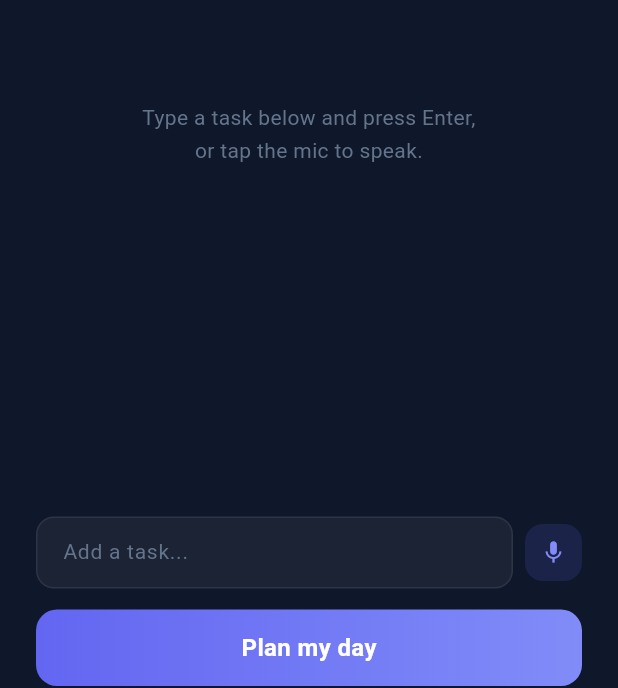
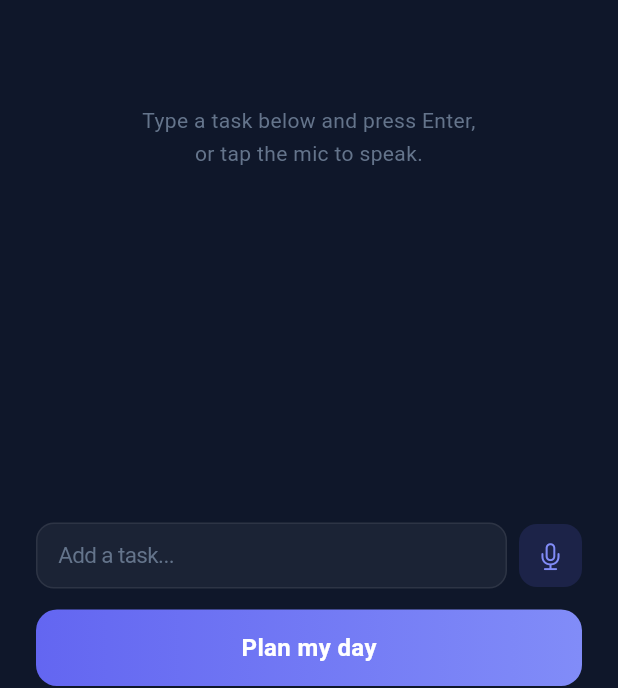
Before and after one commit to 999thBaam/ai-timebox, a Flutter app: the DailyScreen screen opened directly, on a phone screen of 412 x 824 dp. Shown: the part 436-1124 px from the top of the screen. Run offline on Flutter 3.47's test engine with Material 3 defaults, Android fonts, the phone set to English and light mode, and no system bars; our stand-ins replace flutter_local_notifications, flutter_secure_storage, shared_preferences, speech_to_text, sqflite, sqflite_common_ffi and 1 more; accounts and stored records are empty.

Commit message:
fix: faster app launch + smoother keyboard input
- Move notification init to background (don't block UI)
- Switch to CupertinoTextField for native iOS feel
- Dark keyboard, autocorrect, keep keyboard open for rapid entry
- Add send button that appears when text is entered
- Use Cupertino icons for mic and send

Co-Authored-By: Claude Opus 4.6 (1M context) <noreply@anthropic.com>

```diff
--- a/ai_timebox/lib/main.dart
+++ b/ai_timebox/lib/main.dart
@@ -6,10 +6,14 @@ import 'screens/setup_screen.dart';
 import 'screens/daily_screen.dart';
 import 'theme.dart';
 
-void main() async {
+void main() {
   WidgetsFlutterBinding.ensureInitialized();
+  // Show UI immediately — heavy init happens in background
+  runApp(const AiTimeboxApp());
+}
 
-  // Initialise notifications — wrapped in try-catch to prevent launch crash
+/// Runs notification setup in background after first frame renders.
+Future<void> _initNotifications() async {
   try {
     final notificationService = NotificationService();
     await notificationService.init();
@@ -24,8 +28,6 @@ void main() async {
   } catch (e) {
     debugPrint('Notification init failed: $e');
   }
-
-  runApp(const AiTimeboxApp());
 }
 
 class AiTimeboxApp extends StatelessWidget {
@@ -57,6 +59,8 @@ class _AppRouterState extends State<_AppRouter> {
   void initState() {
     super.initState();
     _hasConfigFuture = _checkWeekConfig();
+    // Init notifications in background — don't block UI
+    _initNotifications();
   }
 
   Future<bool> _checkWeekConfig() async {
--- a/ai_timebox/lib/widgets/task_input.dart
+++ b/ai_timebox/lib/widgets/task_input.dart
@@ -1,3 +1,4 @@
+import 'package:flutter/cupertino.dart';
 import 'package:flutter/material.dart';
 
 class TaskInput extends StatefulWidget {
@@ -18,18 +19,33 @@ class TaskInput extends StatefulWidget {
 
 class _TaskInputState extends State<TaskInput> {
   final TextEditingController _controller = TextEditingController();
+  final FocusNode _focusNode = FocusNode();
+  bool _hasText = false;
 
   void _handleSubmit(String value) {
     final trimmed = value.trim();
     if (trimmed.isNotEmpty) {
       widget.onSubmit(trimmed);
       _controller.clear();
+      setState(() => _hasText = false);
+      // Keep keyboard open for rapid task entry
+      _focusNode.requestFocus();
     }
+  }
+
+  @override
+  void initState() {
+    super.initState();
+    _controller.addListener(() {
+      final has = _controller.text.trim().isNotEmpty;
+      if (has != _hasText) setState(() => _hasText = has);
+    });
   }
 
   @override
   void dispose() {
     _controller.dispose();
+    _focusNode.dispose();
     super.dispose();
   }
 
@@ -38,38 +54,43 @@ class _TaskInputState extends State<TaskInput> {
     return Row(
       children: [
         Expanded(
-          child: TextField(
+          child: CupertinoTextField(
             controller: _controller,
+            focusNode: _focusNode,
             onSubmitted: _handleSubmit,
+            textInputAction: TextInputAction.done,
+            keyboardAppearance: Brightness.dark,
+            autocorrect: true,
+            enableSuggestions: true,
+            placeholder: 'Add a task...',
+            placeholderStyle: const TextStyle(
+              color: Color(0xFF64748B),
+              fontSize: 15,
+            ),
             style: const TextStyle(
               color: Color(0xFFF1F5F9),
-              fontSize: 14,
+              fontSize: 15,
             ),
-            decoration: InputDecoration(
-              filled: true,
-              fillColor: const Color(0x0DFFFFFF),
-              hintText: 'Add a task...',
-              hintStyle: const TextStyle(color: Color(0xFF64748B)),
-              contentPadding: const EdgeInsets.symmetric(
-                horizontal: 14,
-                vertical: 10,
-              ),
-              border: OutlineInputBorder(
-                borderRadius: BorderRadius.circular(12),
-                borderSide: const BorderSide(color: Color(0x14FFFFFF)),
-              ),
-              enabledBorder: OutlineInputBorder(
-                borderRadius: BorderRadius.circular(12),
-                borderSide: const BorderSide(color: Color(0x14FFFFFF)),
-              ),
-              focusedBorder: OutlineInputBorder(
-                borderRadius: BorderRadius.circular(12),
-                borderSide: const BorderSide(
-                  color: Color(0xFF818CF8),
-                  width: 1.5,
-                ),
-              ),
+            padding: const EdgeInsets.symmetric(horizontal: 14, vertical: 12),
+            decoration: BoxDecoration(
+              color: const Color(0x0DFFFFFF),
+              borderRadius: BorderRadius.circular(12),
+              border: Border.all(color: const Color(0x14FFFFFF)),
             ),
+            cursorColor: const Color(0xFF818CF8),
+            suffix: _hasText
+                ? GestureDetector(
+                    onTap: () => _handleSubmit(_controller.text),
+                    child: const Padding(
+                      padding: EdgeInsets.only(right: 10),
+                      child: Icon(
+                        CupertinoIcons.arrow_up_circle_fill,
+                        color: Color(0xFF818CF8),
+                        size: 24,
+                      ),
+                    ),
+                  )
+                : null,
           ),
         ),
         if (widget.showMic) ...[
@@ -77,16 +98,16 @@ class _TaskInputState extends State<TaskInput> {
           GestureDetector(
             onTap: widget.onMicTap,
             child: Container(
-              width: 38,
-              height: 38,
+              width: 42,
+              height: 42,
               decoration: BoxDecoration(
                 color: const Color(0x266366F1),
                 borderRadius: BorderRadius.circular(12),
               ),
               child: const Icon(
-                Icons.mic,
+                CupertinoIcons.mic,
                 color: Color(0xFF818CF8),
-                size: 18,
+                size: 20,
               ),
             ),
           ),
```
